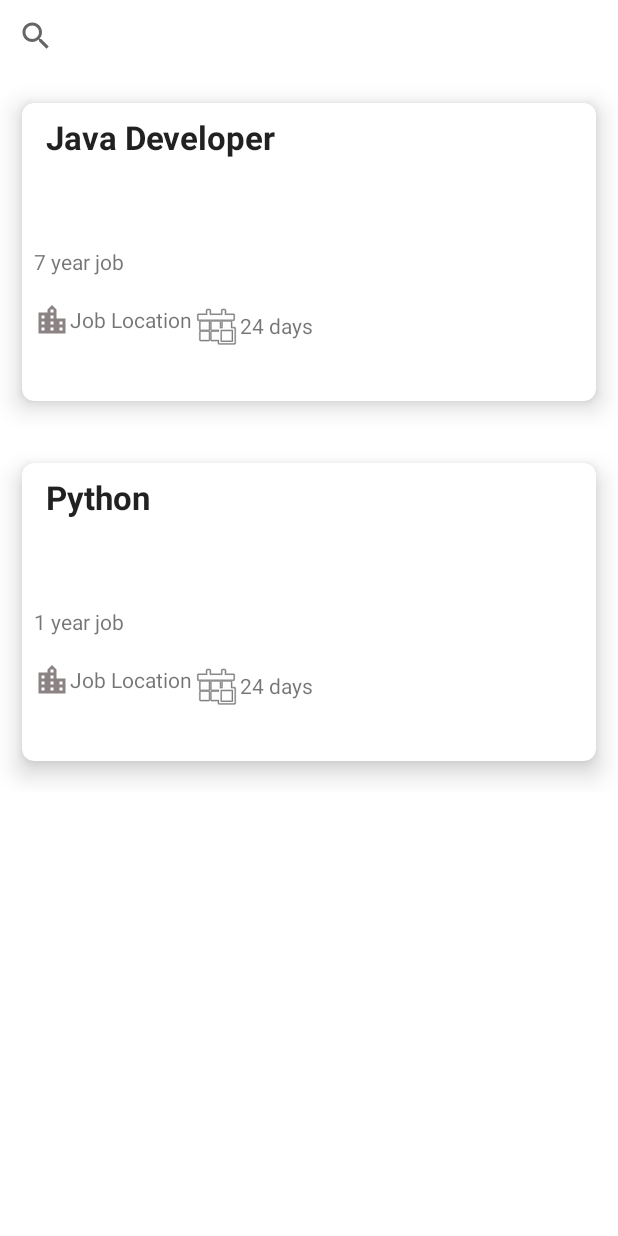
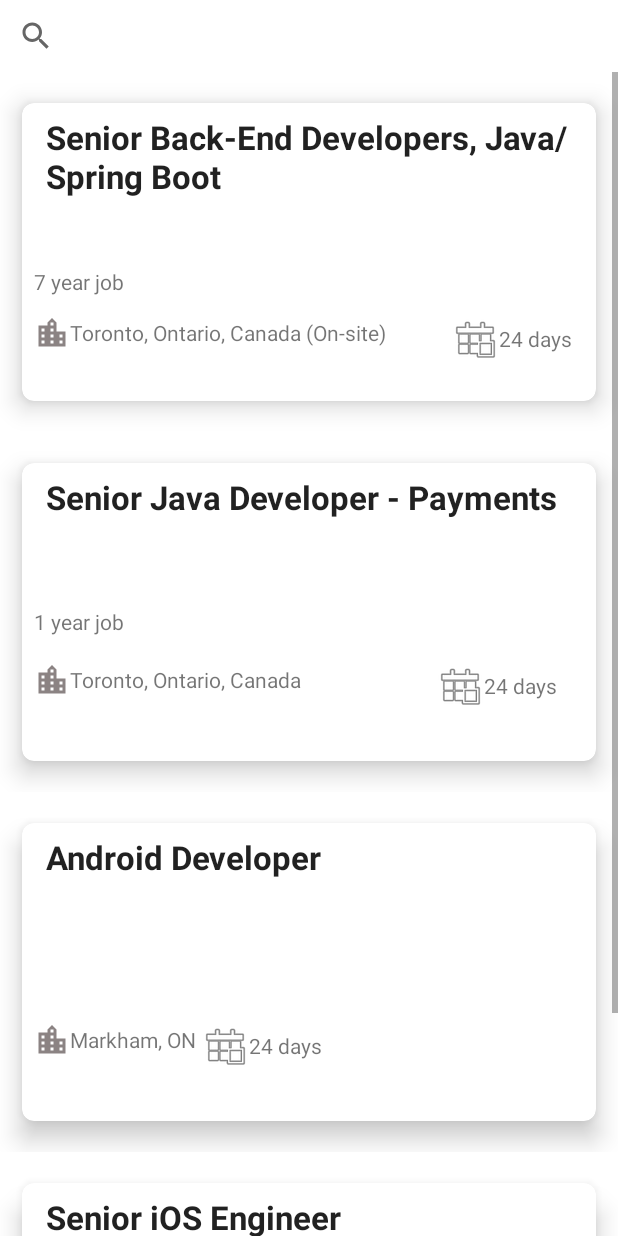
Before and after one commit to stainley/job-search-android, an Android app: the JobListActivity screen opened directly, with no data from a screen before it, on a phone screen of 412 x 824 dp. Run offline under Robolectric (Android 15) with nearby library versions, the phone set to English and light mode, and no system bars; 2 statements that could not run were skipped.

Commit message:
list card view

```diff
--- a/app/src/main/java/ca/appolizer/AppolizerJobSearch/model/Job.java
+++ /dev/null
@@ -1,19 +0,0 @@
-package ca.appolizer.AppolizerJobSearch.model;
-
-public class Job {
-    private String title;
-    private String description;
-
-    public Job(String title, String description) {
-        this.title = title;
-        this.description = description;
-    }
-
-    public String getTitle() {
-        return title;
-    }
-
-    public String getDescription() {
-        return description;
-    }
-}
--- a/app/src/main/java/ca/appolizer/AppolizerJobSearch/adapter/JobsAdapter.java
+++ b/app/src/main/java/ca/appolizer/job/adapter/JobsAdapter.java
@@ -52,15 +52,17 @@ public class JobsAdapter extends RecyclerView.Adapter<JobsAdapter.ViewHolder> {
     public void onBindViewHolder(@NonNull ViewHolder holder, int position) {
         holder.jobTitleTxt.setText(jobs.get(position).getTitle());
         holder.jobDescriptionTxt.setText(jobs.get(position).getDescription());
+        holder.jobCompanyTxt.setText(jobs.get(position).getCompanyName());
+        holder.jobLocationTxt.setText(jobs.get(position).getLocation());
 
         holder.jobCardView.setOnClickListener(view -> {
             Toast.makeText(holder.itemView.getContext(), "Job: " + position + " " + jobs.get(position).getTitle(), Toast.LENGTH_SHORT).show();
             Intent jobIntent = new Intent(context, JobDescriptionActivity.class);
             jobIntent.setFlags(Intent.FLAG_ACTIVITY_NEW_TASK);
-            Bundle bundle = new Bundle();
-            bundle.putString("title", jobs.get(position).getTitle());
-            bundle.putString("description", jobs.get(position).getDescription());
-            jobIntent.putExtras(bundle);
+
+            jobIntent.putExtra("title", jobs.get(position).getTitle());
+            jobIntent.putExtra("description", jobs.get(position).getDescription());
+
             context.startActivity(jobIntent);
         });
     }
@@ -88,14 +90,19 @@ public class JobsAdapter extends RecyclerView.Adapter<JobsAdapter.ViewHolder> {
     class ViewHolder extends RecyclerView.ViewHolder {
 
         public TextView jobTitleTxt;
+
+        private TextView jobLocationTxt;
+
+        private TextView jobCompanyTxt;
         public TextView jobDescriptionTxt;
-
         private CardView jobCardView;
 
         public ViewHolder(@NonNull View itemView) {
             super(itemView);
             jobTitleTxt = itemView.findViewById(R.id.jobTitle);
             jobDescriptionTxt = itemView.findViewById(R.id.jobDescription);
+            jobLocationTxt = itemView.findViewById(R.id.jobLocation);
+            jobCompanyTxt = itemView.findViewById(R.id.companyName);
             jobCardView = itemView.findViewById(R.id.jobPost);
 
         }
--- /dev/null
+++ b/app/src/main/java/ca/appolizer/job/model/Job.java
@@ -0,0 +1,38 @@
+package ca.appolizer.AppolizerJobSearch.model;
+
+public class Job {
+    private String title;
+    private String description;
+
+    String companyName;
+
+    private String location;
+
+    public Job(String title, String description) {
+        this.title = title;
+        this.description = description;
+    }
+
+    public Job(String title, String description, String companyName, String location) {
+        this.title = title;
+        this.description = description;
+        this.companyName = companyName;
+        this.location = location;
+    }
+
+    public String getTitle() {
+        return title;
+    }
+
+    public String getDescription() {
+        return description;
+    }
+
+    public String getCompanyName() {
+        return companyName;
+    }
+
+    public String getLocation() {
+        return location;
+    }
+}
--- a/app/src/main/java/ca/appolizer/AppolizerJobSearch/view/jobs/JobListActivity.java
+++ b/app/src/main/java/ca/appolizer/job/view/jobs/JobListActivity.java
@@ -1,20 +1,13 @@
 package ca.appolizer.AppolizerJobSearch.view.jobs;
 
-import androidx.appcompat.app.ActionBar;
+import android.os.Bundle;
+
 import androidx.appcompat.app.AppCompatActivity;
 import androidx.appcompat.widget.SearchView;
-import androidx.appcompat.widget.Toolbar;
 import androidx.recyclerview.widget.LinearLayoutManager;
 import androidx.recyclerview.widget.RecyclerView;
 
-import android.content.Intent;
-import android.os.Bundle;
-import android.util.Log;
-
-import com.google.android.material.appbar.CollapsingToolbarLayout;
 import com.salapp.myapplication.R;
-import com.salapp.myapplication.databinding.ActivityJobListBinding;
-import com.salapp.myapplication.databinding.ActivityJobPostedBinding;
 
 import java.util.ArrayList;
 
@@ -22,7 +15,6 @@ import ca.appolizer.AppolizerJobSearch.adapter.JobsAdapter;
 import ca.appolizer.AppolizerJobSearch.model.Job;
 
 public class JobListActivity extends AppCompatActivity implements SearchView.OnQueryTextListener {
-
     private SearchView jobSearchView;
 
     private RecyclerView recyclerViewJobList;
@@ -37,8 +29,10 @@ public class JobListActivity extends AppCompatActivity implements SearchView.OnQ
 
         recyclerViewJobList = findViewById(R.id.recyclerViewJob);
         ArrayList<Job> jobs = new ArrayList<>();
-        jobs.add(new Job("Java Developer", "7 year job"));
-        jobs.add(new Job("Python", "1 year job"));
+        jobs.add(new Job("Senior Back-End Developers, Java/Spring Boot", "7 year job", "Procom", "Toronto, Ontario, Canada (On-site)"));
+        jobs.add(new Job("Senior Java Developer - Payments", "1 year job", "Bally's Interactive", "Toronto, Ontario, Canada"));
+        jobs.add(new Job("Android Developer", "", "Allegis Group", "Markham, ON"));
+        jobs.add(new Job("Senior iOS Engineer", "", "Motion Recruitment", "Toronto, ON (Hybrid)"));
         jobsAdapter = new JobsAdapter(jobs, getApplicationContext());
 
         jobSearchView = findViewById(R.id.jobSearch);
@@ -48,10 +42,6 @@ public class JobListActivity extends AppCompatActivity implements SearchView.OnQ
         recyclerViewJobList.setLayoutManager(new LinearLayoutManager(this));
         recyclerViewJobList.setAdapter(jobsAdapter);
 
-        // TODO: create a card list jobs. When clicked invoke the job description
-        Intent jobDescriptionIntent = new Intent(this, JobDescriptionActivity.class);
-
-        //startActivity(jobDescriptionIntent, bundle);
     }
 
     @Override
--- /dev/null
+++ b/app/src/main/res/drawable/baseline_add_task_24.xml
@@ -0,0 +1,5 @@
+<vector android:height="24dp" android:tint="#8B8383"
+    android:viewportHeight="24" android:viewportWidth="24"
+    android:width="24dp" xmlns:android="http://schemas.android.com/apk/res/android">
+    <path android:fillColor="@android:color/white" android:pathData="M22,5.18L10.59,16.6l-4.24,-4.24l1.41,-1.41l2.83,2.83l10,-10L22,5.18zM12,20c-4.41,0 -8,-3.59 -8,-8s3.59,-8 8,-8c1.57,0 3.04,0.46 4.28,1.25l1.45,-1.45C16.1,2.67 14.13,2 12,2C6.48,2 2,6.48 2,12s4.48,10 10,10c1.73,0 3.36,-0.44 4.78,-1.22l-1.5,-1.5C14.28,19.74 13.17,20 12,20zM19,15h-3v2h3v3h2v-3h3v-2h-3v-3h-2V15z"/>
+</vector>
```
Also changed, not shown: app/src/main/java/ca/appolizer/AppolizerJobSearch/view/jobs/JobDescriptionActivity.java (deleted, +0 -44 lines), app/src/main/java/ca/appolizer/job/view/jobs/JobDescriptionActivity.java (added, +54 -0 lines), app/src/main/java/ca/appolizer/job/LoginActivity.java (renamed from app/src/main/java/ca/appolizer/AppolizerJobSearch/LoginActivity.java), app/src/main/java/ca/appolizer/job/view/register/RegisterActivity.java (renamed from app/src/main/java/ca/appolizer/AppolizerJobSearch/view/register/RegisterActivity.java), app/src/main/res/layout/activity_job_description.xml (renamed from app/src/main/res/layout/activity_job_posted.xml).
